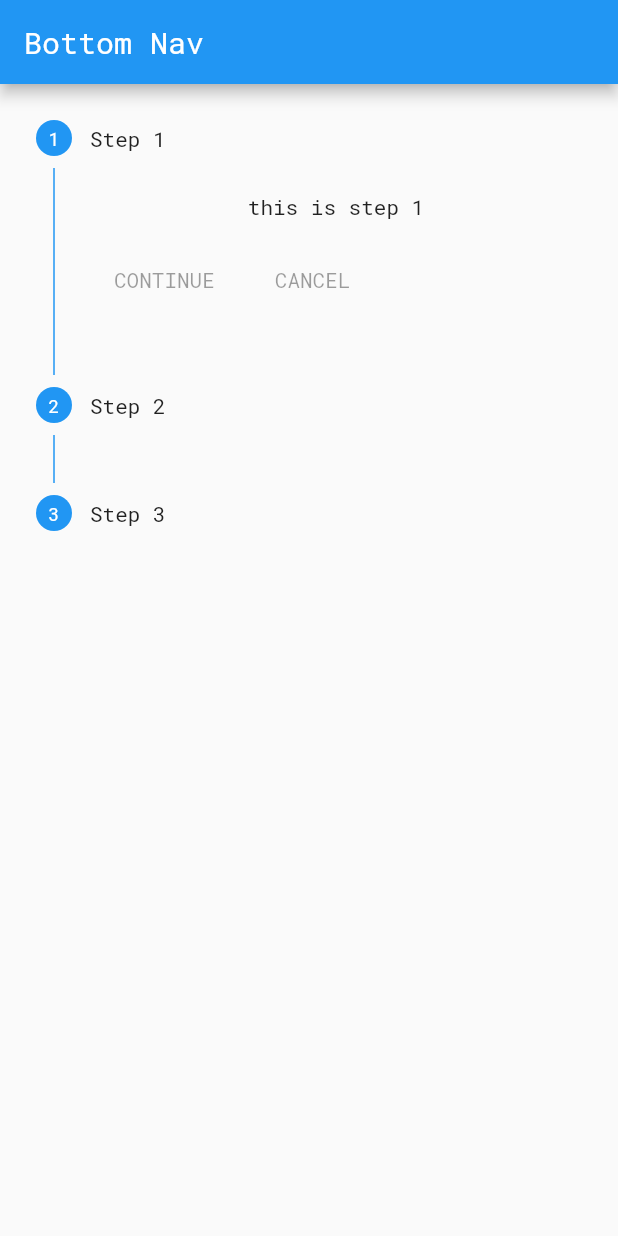
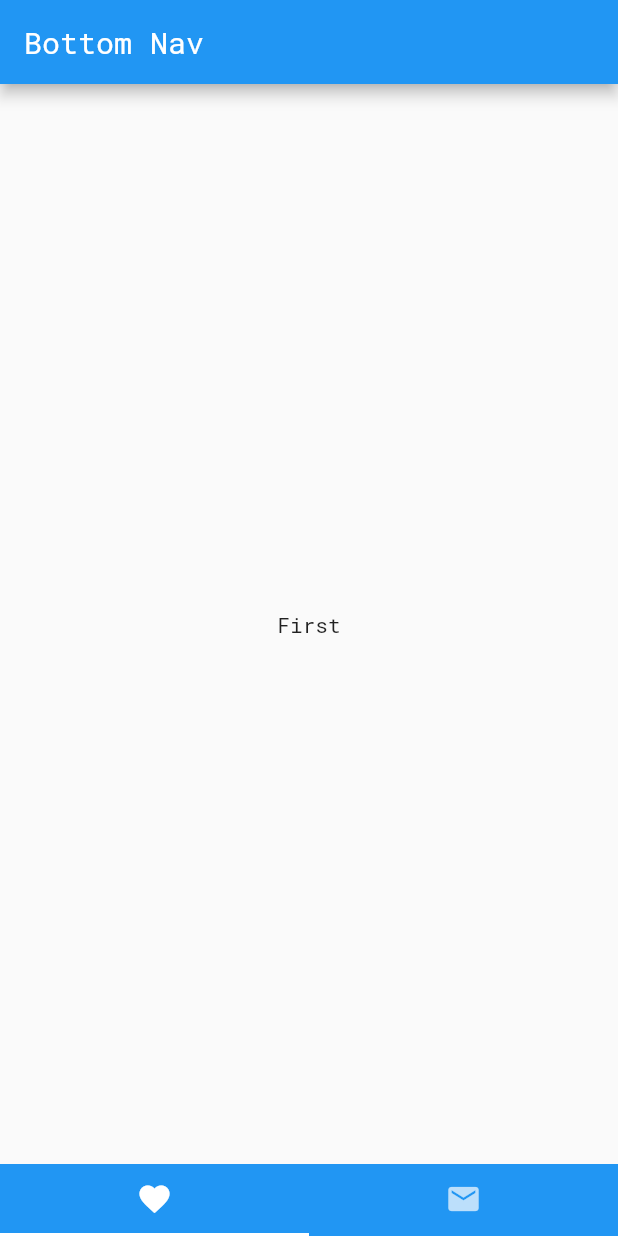
Before and after one commit to atul000/flutter-bottom_navigationbar, a Flutter app: the screen it shows after launch, on a phone screen of 412 x 824 dp. Run offline on Flutter 3.47's test engine with Material 2 defaults, Android fonts, the phone set to English and light mode, and no system bars.

Commit message:
version 5

```diff
--- a/lib/main.dart
+++ b/lib/main.dart
@@ -18,35 +18,58 @@ class HomePage extends StatefulWidget {
   _HomePageState createState() => _HomePageState();
 }
 
-class _HomePageState extends State<HomePage> {
-  int current_step = 0;
+class _HomePageState extends State<HomePage>
+    with SingleTickerProviderStateMixin {
+  TabController tabController;
 
-  List<Step> my_steps = [
-    new Step(
-        title: new Text("Step 1"),
-        content: new Text("this is step 1"),
-        isActive: true),
-    new Step(
-        title: new Text("Step 2"),
-        content: new Text("this is step 2"),
-        isActive: true),
-    new Step(
-        title: new Text("Step 3"),
-        content: new Text("this is step 3"),
-        isActive: true),
-  ];
+  @override
+  void initState() {
+    super.initState();
+    tabController = new TabController(length: 2, vsync: this);
+  }
+
+  @override
+  void dispose() {
+    tabController.dispose();
+    super.dispose();
+  }
 
   @override
   Widget build(BuildContext context) {
     return new Scaffold(
-        appBar: new AppBar(title: new Text("Bottom Nav")),
-        body: new Container(
-          child: new Stepper(
-            steps: my_steps,
-            currentStep: this.current_step,
-            type: StepperType.vertical,
-          ),
-        ));
+      appBar: new AppBar(title: new Text("Bottom Nav")),
+      body: new TabBarView(
+        children: <Widget>[new NewPage("First"), new NewPage("Second")],
+        controller: tabController,
+      ),
+      bottomNavigationBar: new Material(
+        color: Colors.blue,
+        child: new TabBar(
+          controller: tabController,
+          tabs: <Widget>[
+            new Tab(
+              icon: new Icon(Icons.favorite),
+            ),
+            new Tab(
+              icon: new Icon(Icons.email),
+            )
+          ],
+        ),
+      ),
+    );
+  }
+}
+
+class NewPage extends StatelessWidget {
+  final String title;
+  NewPage(this.title);
+  @override
+  Widget build(BuildContext context) {
+    return Scaffold(
+      body: new Center(
+        child: new Text(title),
+      ),
+    );
   }
 }
 
@@ -55,7 +78,6 @@ class _HomePageState extends State<HomePage> {
 //     content: new Text("Dialog is up..", style: new TextStyle(fontSize: 15.0)),
 //     title: new Text("hello"),
 //   );
-
 //   @override
 //   Widget build(BuildContext context) {
 //     return new Container(
```
